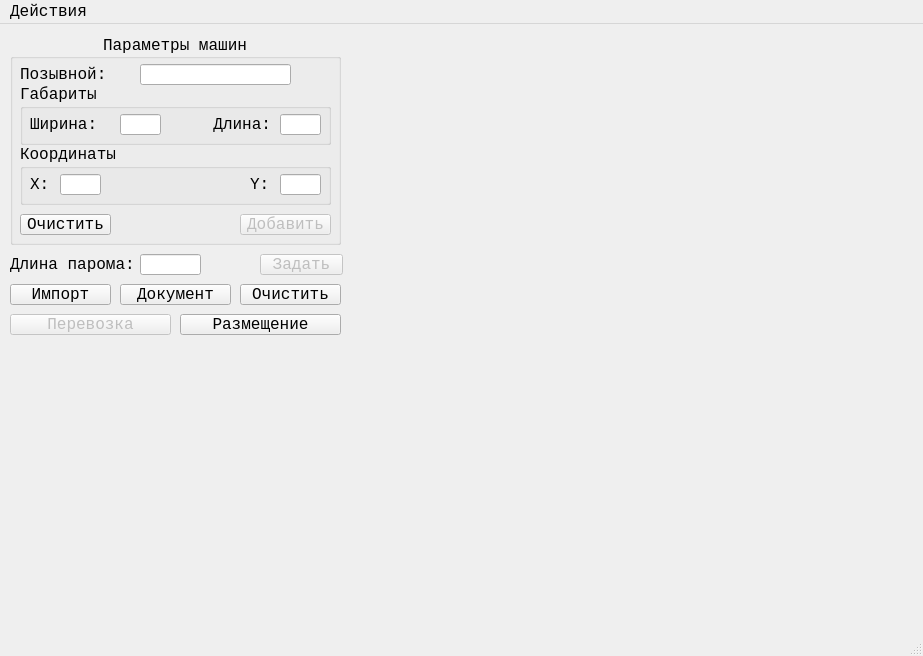
userviktoriuss/mil_ferry, file mainwindow.ui: the form before one commit.
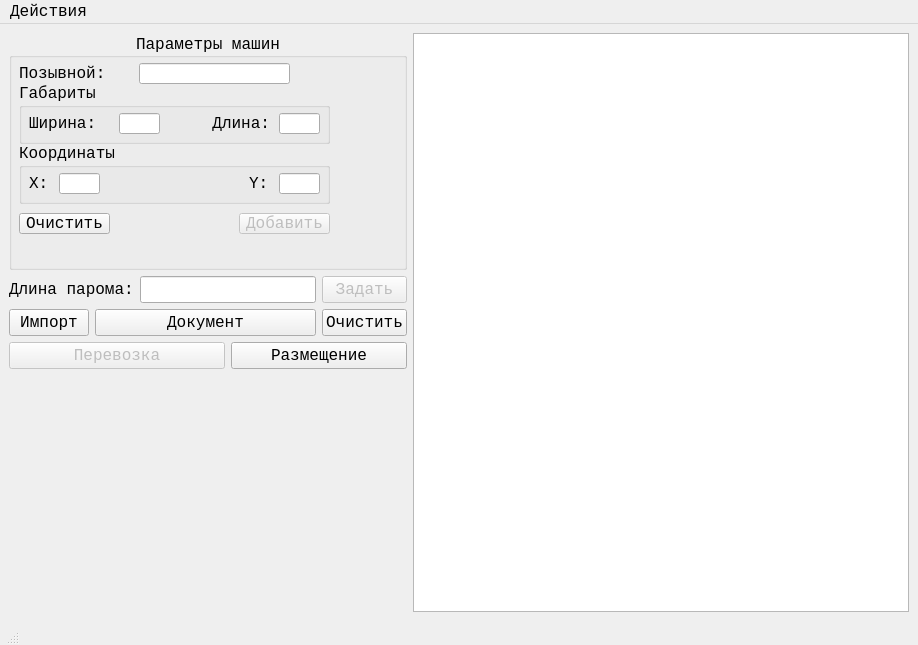
The form after the commit.

The edit to the form file:
```diff
--- a/mainwindow.ui
+++ b/mainwindow.ui
@@ -6,8 +6,8 @@
    <rect>
     <x>0</x>
     <y>0</y>
-    <width>923</width>
-    <height>656</height>
+    <width>918</width>
+    <height>645</height>
    </rect>
   </property>
   <property name="sizePolicy">
@@ -26,15 +26,9 @@
    <string>Обстановка</string>
   </property>
   <widget class="QWidget" name="centralwidget">
+   <layout class="QGridLayout" name="gridLayout_2">
+    <item row="0" column="0" colspan="5">
    <widget class="QGroupBox" name="carParametersGroupBox">
-    <property name="geometry">
-     <rect>
-      <x>10</x>
-      <y>10</y>
-      <width>331</width>
-      <height>211</height>
-     </rect>
-    </property>
     <property name="font">
      <font>
       <family>Courier New</family>
@@ -311,15 +305,9 @@
      </property>
     </widget>
    </widget>
+    </item>
+    <item row="1" column="0" colspan="2">
    <widget class="QLabel" name="ferryLengthLabel">
-    <property name="geometry">
-     <rect>
-      <x>10</x>
-      <y>230</y>
-      <width>161</width>
-      <height>20</height>
-     </rect>
-    </property>
     <property name="font">
      <font>
       <family>Courier New</family>
@@ -330,18 +318,12 @@
      <string>Длина парома:</string>
     </property>
    </widget>
+    </item>
+    <item row="1" column="4">
    <widget class="QPushButton" name="setFerryLengthPushButton">
     <property name="enabled">
      <bool>false</bool>
     </property>
-    <property name="geometry">
-     <rect>
-      <x>260</x>
-      <y>230</y>
-      <width>83</width>
-      <height>21</height>
-     </rect>
-    </property>
     <property name="font">
      <font>
       <family>Courier New</family>
@@ -352,15 +334,9 @@
      <string>Задать</string>
     </property>
    </widget>
+    </item>
+    <item row="2" column="0">
    <widget class="QPushButton" name="importPushButton">
-    <property name="geometry">
-     <rect>
-      <x>10</x>
-      <y>260</y>
-      <width>101</width>
-      <height>21</height>
-     </rect>
-    </property>
     <property name="font">
      <font>
       <family>Courier New</family>
@@ -371,15 +347,9 @@
      <string>Импорт</string>
     </property>
    </widget>
+    </item>
+    <item row="2" column="1" colspan="3">
    <widget class="QPushButton" name="documentPushButton">
-    <property name="geometry">
-     <rect>
-      <x>120</x>
-      <y>260</y>
-      <width>111</width>
-      <height>21</height>
-     </rect>
-    </property>
     <property name="font">
      <font>
       <family>Courier New</family>
@@ -390,15 +360,9 @@
      <string>Документ</string>
     </property>
    </widget>
+    </item>
+    <item row="2" column="4">
    <widget class="QPushButton" name="clearTablePushButton">
-    <property name="geometry">
-     <rect>
-      <x>240</x>
-      <y>260</y>
-      <width>101</width>
-      <height>21</height>
-     </rect>
-    </property>
     <property name="font">
      <font>
       <family>Courier New</family>
@@ -409,18 +373,12 @@
      <string>Очистить</string>
     </property>
    </widget>
+    </item>
+    <item row="3" column="0" colspan="3">
    <widget class="QPushButton" name="transportPushButton">
     <property name="enabled">
      <bool>false</bool>
     </property>
-    <property name="geometry">
-     <rect>
-      <x>10</x>
-      <y>290</y>
-      <width>161</width>
-      <height>21</height>
-     </rect>
-    </property>
     <property name="font">
      <font>
       <family>Courier New</family>
@@ -431,15 +389,9 @@
      <string>Перевозка</string>
     </property>
    </widget>
+    </item>
+    <item row="3" column="3" colspan="2">
    <widget class="QPushButton" name="placePushButton">
-    <property name="geometry">
-     <rect>
-      <x>180</x>
-      <y>290</y>
-      <width>161</width>
-      <height>21</height>
-     </rect>
-    </property>
     <property name="font">
      <font>
       <family>Courier New</family>
@@ -450,14 +402,17 @@
      <string>Размещение</string>
     </property>
    </widget>
+    </item>
+    <item row="0" column="5" rowspan="5">
+     <widget class="QGraphicsView" name="graphicsView"/>
+    </item>
+    <item row="1" column="2" colspan="2">
    <widget class="QLineEdit" name="ferryLengthLineEdit">
-    <property name="geometry">
-     <rect>
-      <x>140</x>
-      <y>230</y>
-      <width>61</width>
-      <height>21</height>
-     </rect>
+      <property name="sizePolicy">
+       <sizepolicy hsizetype="Fixed" vsizetype="Fixed">
+        <horstretch>0</horstretch>
+        <verstretch>0</verstretch>
+       </sizepolicy>
     </property>
     <property name="font">
      <font>
@@ -466,13 +421,15 @@
      </font>
     </property>
    </widget>
+    </item>
+   </layout>
   </widget>
   <widget class="QMenuBar" name="menubar">
    <property name="geometry">
     <rect>
      <x>0</x>
      <y>0</y>
-     <width>923</width>
+     <width>918</width>
      <height>27</height>
     </rect>
    </property>
@@ -522,7 +479,14 @@
    </widget>
    <addaction name="menu"/>
   </widget>
-  <widget class="QStatusBar" name="statusbar"/>
+  <widget class="QStatusBar" name="statusbar">
+   <property name="sizePolicy">
+    <sizepolicy hsizetype="Maximum" vsizetype="Maximum">
+     <horstretch>0</horstretch>
+     <verstretch>0</verstretch>
+    </sizepolicy>
+   </property>
+  </widget>
   <action name="action">
    <property name="text">
     <string>Импорт</string>
```
Lines whose indentation alone changed are shown as unchanged.
